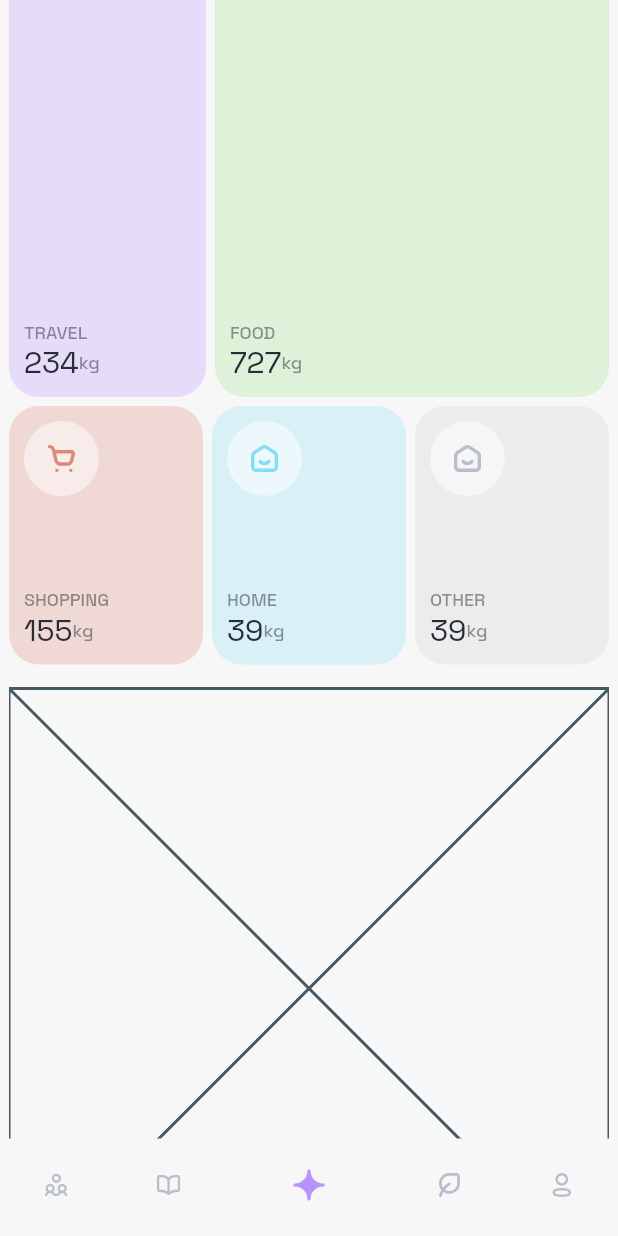
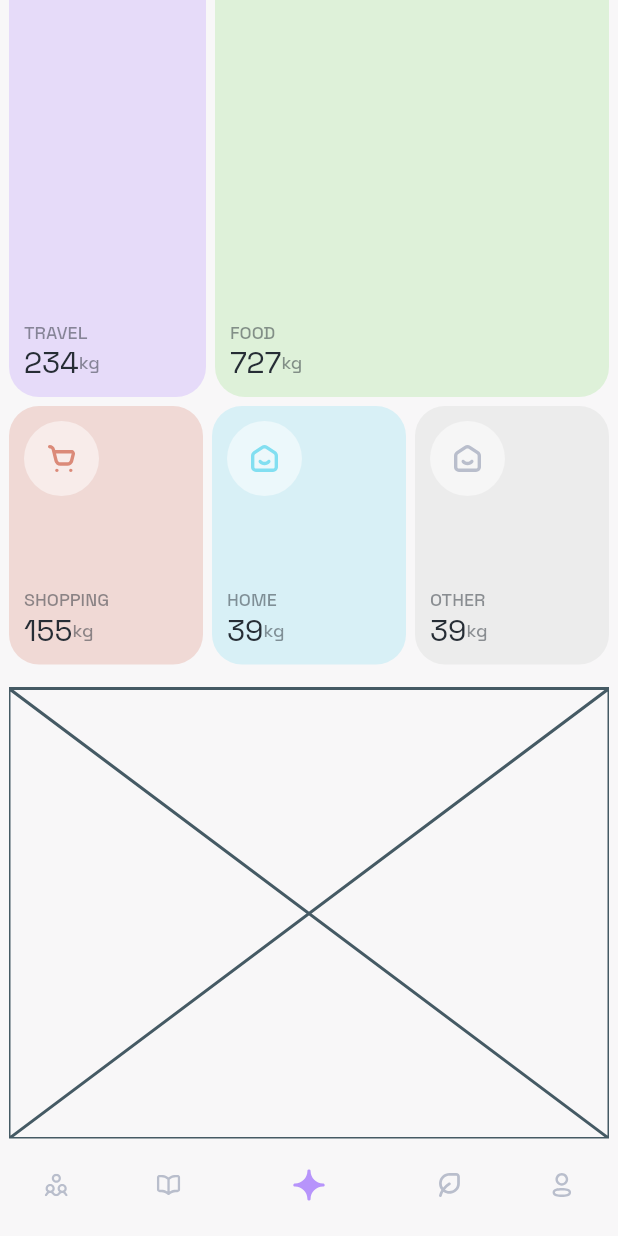
Before and after one commit to LizzzaD/swen_test_mobile_app, a Flutter app: the screen it shows after launch, scrolled down 306 dp, on a phone screen of 412 x 824 dp. Run offline on Flutter 3.47's test engine with Material 2 defaults, Android fonts, the phone set to English and light mode, and no system bars; our stand-ins replace flutter_svg, modal_bottom_sheet.

Commit message:
Fix Home screen

```diff
--- a/lib/features/screens/home_screen/pages/main_page.dart
+++ b/lib/features/screens/home_screen/pages/main_page.dart
@@ -35,18 +35,18 @@ class _MainPageState extends State<MainPage> with TickerProviderStateMixin {
       duration: const Duration(milliseconds: 600),
       vsync: this,
     );
-    _controller.addListener(() => setState(() {}));
 
     _offsetAnimation = Tween<double>(begin: -200, end: 0).animate(_controller);
     _buttonAnimation = Tween<double>(begin: 200, end: 0).animate(_controller);
     _titleAnimation = Tween<double>(begin: -200, end: 0).animate(_controller);
 
     WidgetsBinding.instance.addPostFrameCallback((_) {
-      final renderBox = _topKey.currentContext!.findRenderObject()! as RenderBox?;
-      _topHeight = renderBox!.size.height;
-      setState(() {});
+      _setupHeight();
+
       _startAnimation();
     });
+
+    _controller.addListener(_setupHeight);
   }
 
   @override
@@ -54,6 +54,7 @@ class _MainPageState extends State<MainPage> with TickerProviderStateMixin {
     return LayoutBuilder(
       builder: (context, constraints) {
         final double oneThirdHeight;
+
         if (_topHeight != null) {
           final availableHeight = constraints.maxHeight - _topHeight! - 4 - 16;
           oneThirdHeight = availableHeight / 3 - 4;
@@ -289,7 +290,13 @@ class _MainPageState extends State<MainPage> with TickerProviderStateMixin {
                   )
                 : const SizedBox(),
             const SizedBox(height: 16),
-            _topHeight != null ? const Placeholder() : const SizedBox(),
+            _topHeight != null
+                ? const SizedBox(
+                    width: double.infinity,
+                    height: 300,
+                    child: Placeholder(),
+                  )
+                : const SizedBox(),
           ],
         );
       },
@@ -301,6 +308,13 @@ class _MainPageState extends State<MainPage> with TickerProviderStateMixin {
     _controller.forward();
   }
 
+  void _setupHeight() {
+    final renderBox = _topKey.currentContext!.findRenderObject()! as RenderBox?;
+    _topHeight = renderBox!.size.height;
+
+    setState(() {});
+  }
+
   @override
   void dispose() {
     _controller.dispose();
--- a/pubspec.yaml
+++ b/pubspec.yaml
@@ -16,7 +16,6 @@ dependencies:
   flutter_svg: ^2.0.7
   cupertino_icons: ^1.0.6
   modal_bottom_sheet: ^3.0.0-pre
-
 
 dev_dependencies:
   flutter_test:
```
